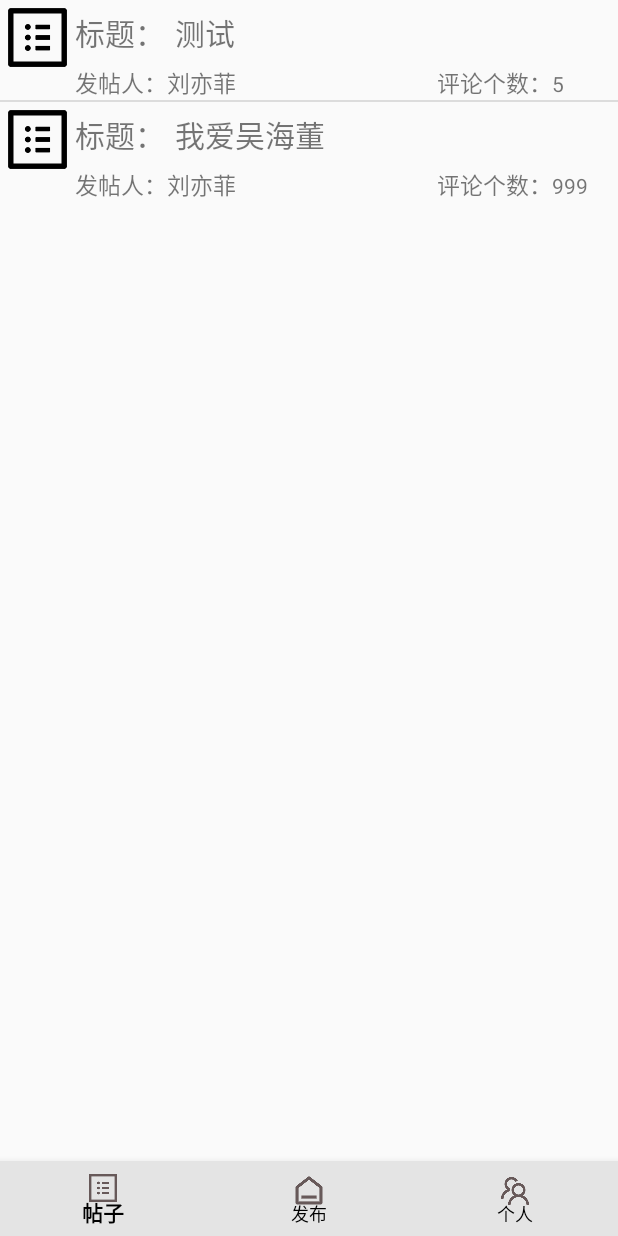
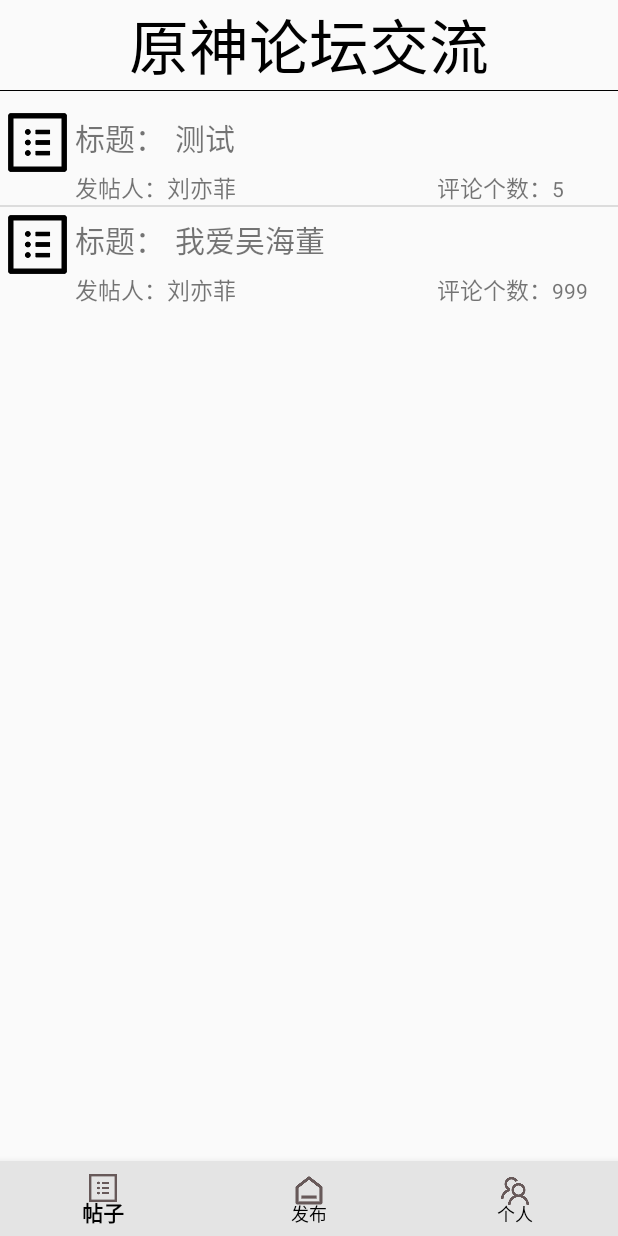
Before and after one commit to CharlesKinx/ysContact, an Android app: the fragment ForumListFragment placed in its activity, on a phone screen of 412 x 824 dp. Run offline under Robolectric (Android 15) with nearby library versions, the phone set to English and light mode, and no system bars.

Commit message:
添加标题

```diff
--- a/app/src/main/res/layout/fragment_forumlist.xml
+++ b/app/src/main/res/layout/fragment_forumlist.xml
@@ -2,12 +2,30 @@
 <RelativeLayout xmlns:android="http://schemas.android.com/apk/res/android"
     xmlns:tools="http://schemas.android.com/tools"
     android:layout_width="match_parent"
-    android:layout_height="match_parent" >
+    android:layout_height="match_parent"
+    android:orientation="vertical">
+
+    <TextView
+        android:text="原神论坛交流"
+        android:textSize="40sp"
+        android:textColor="@color/black"
+        android:gravity="center_horizontal"
+        android:layout_width="match_parent"
+        android:layout_height="wrap_content"
+
+        />
+
+    <View
+        android:layout_marginTop="60dp"
+        android:background="@color/black"
+        android:layout_width="match_parent"
+        android:layout_height="1px"/>
 
     <ListView
         android:id="@android:id/list"
         android:layout_width="match_parent"
-        android:layout_height="wrap_content" />
+        android:layout_height="wrap_content"
+        android:layout_marginTop="70dp" />
 
 
 </RelativeLayout>
```
